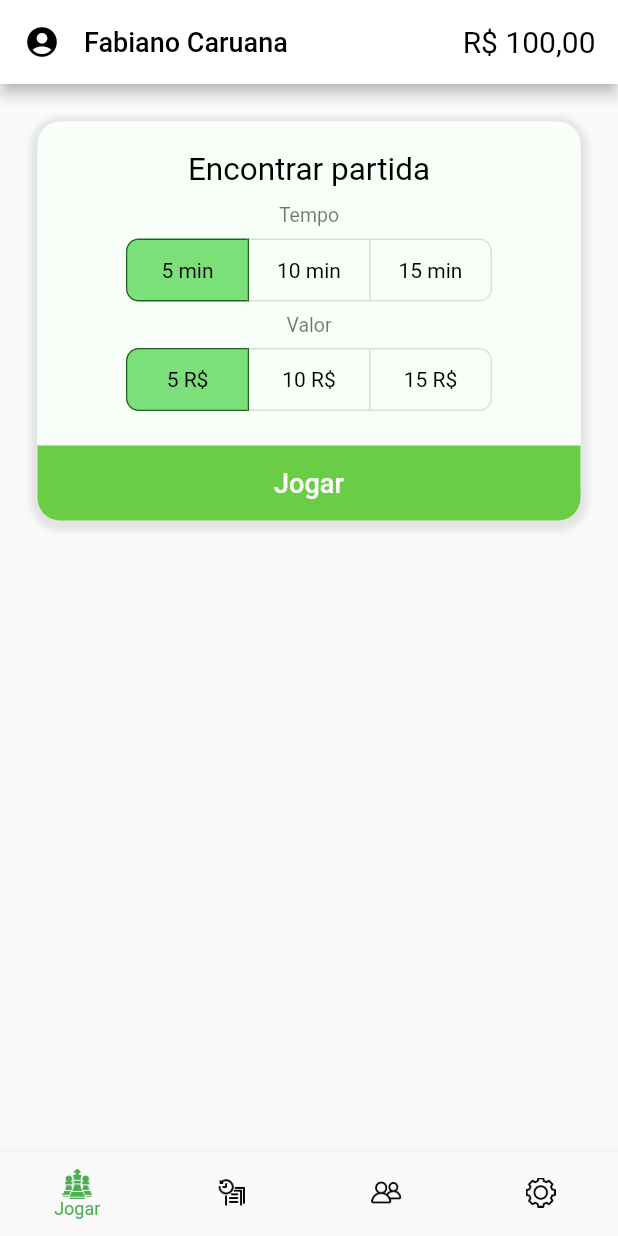
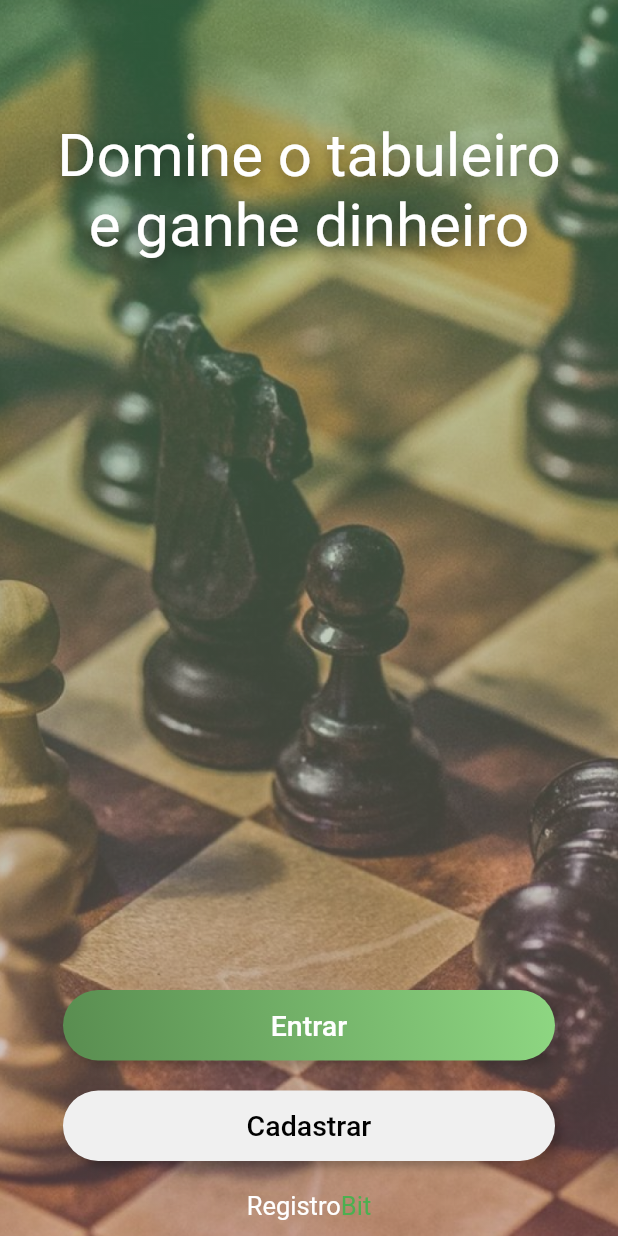
Before and after one commit to BrenoSLima/chesstip, a Flutter app: the screen it shows after launch, on a phone screen of 412 x 824 dp. Run offline on Flutter 3.47's test engine with Material 2 defaults, Android fonts, the phone set to English and light mode, and no system bars; Roboto replaces fonts that are missing (Gothic A1, GowunDodum, Gurajada).

Commit message:
Signup/Login screen

```diff
--- /dev/null
+++ b/lib/components/background_fade.dart
@@ -0,0 +1,22 @@
+import 'package:flutter/material.dart';
+
+class BackgroundFade extends StatelessWidget {
+  @override
+  Widget build(BuildContext context) {
+    return Opacity(
+      opacity: 0.3,
+      child: Container(
+        width: MediaQuery.of(context).size.width,
+        height: MediaQuery.of(context).size.height,
+        clipBehavior: Clip.antiAlias,
+        decoration: const BoxDecoration(
+          gradient: LinearGradient(
+            begin: Alignment(-0.20, -0.98),
+            end: Alignment(0.2, 0.98),
+            colors: [Color(0xFF06942E), Color(0xFF6B2431)],
+          ),
+        ),
+      ),
+    );
+  }
+}
--- /dev/null
+++ b/lib/components/custom_rounded_wide_button.dart
@@ -0,0 +1,46 @@
+import 'package:flutter/material.dart';
+
+class CustomRoundedWideButton extends StatelessWidget {
+  final String text;
+  final Color color;
+  final VoidCallback onPressed;
+
+  CustomRoundedWideButton({
+    required this.text,
+    required this.color,
+    required this.onPressed,
+  });
+
+  @override
+  Widget build(BuildContext context) {
+    return Container(
+      width: 328,
+      height: 47,
+      clipBehavior: Clip.antiAlias,
+      decoration: ShapeDecoration(
+        color: Color(0xFFF0F0F0),
+        shape: RoundedRectangleBorder(
+          borderRadius: BorderRadius.circular(100),
+        ),
+        shadows: [
+          BoxShadow(
+            color: color,
+            blurRadius: 4,
+            offset: Offset(4, 4),
+            spreadRadius: 0,
+          )
+        ],
+      ),
+      child: MaterialButton(
+        onPressed: onPressed,
+        child: Text(
+          text,
+          style: const TextStyle(
+            color: Colors.black,
+            fontSize: 19.0,
+          ),
+        ),
+      ),
+    );
+  }
+}
--- /dev/null
+++ b/lib/components/custom_rounded_wide_button_fade.dart
@@ -0,0 +1,52 @@
+import 'package:flutter/material.dart';
+
+class CustomRoundedWideButtonFade extends StatelessWidget {
+  final String text;
+  final Color firstColor;
+  final Color secondColor;
+  final VoidCallback onPressed;
+
+  CustomRoundedWideButtonFade({
+    required this.text,
+    required this.firstColor,
+    required this.secondColor,
+    required this.onPressed,
+  });
+
+  @override
+  Widget build(BuildContext context) {
+    return Container(
+      width: 328,
+      height: 47,
+      clipBehavior: Clip.antiAlias,
+      decoration: ShapeDecoration(
+        gradient: LinearGradient(
+          begin: Alignment.topRight,
+          end: Alignment.bottomLeft,
+          colors: [firstColor, secondColor],
+        ),
+        shape: RoundedRectangleBorder(
+          borderRadius: BorderRadius.circular(100),
+        ),
+        shadows: const [
+          BoxShadow(
+            color: Color(0x30000000),
+            blurRadius: 4,
+            offset: Offset(5, 4),
+            spreadRadius: 0,
+          )
+        ],
+      ),
+      child: MaterialButton(
+        onPressed: onPressed,
+        child: Text(
+          text,
+          style: const TextStyle(
+            color: Colors.white,
+            fontSize: 19.0,
+          ),
+        ),
+      ),
+    );
+  }
+}
--- /dev/null
+++ b/lib/components/login_signup_title_text.dart
@@ -0,0 +1,27 @@
+import 'package:flutter/material.dart';
+
+class LoginSignupTitleText extends StatelessWidget {
+  @override
+  Widget build(BuildContext context) {
+    return SizedBox(
+      width: 355,
+      child: Text(
+        'Domine o tabuleiro e ganhe dinheiro',
+        textAlign: TextAlign.center,
+        style: TextStyle(
+          color: Colors.white,
+          fontSize: 40,
+          fontFamily: 'GowunDodum',
+          fontWeight: FontWeight.w400,
+          shadows: [
+            Shadow(
+              color: Colors.black.withOpacity(0.4),
+              blurRadius: 10,
+              offset: Offset(0, 4), // Define a posição da sombra (horizontal, vertical)
+            ),
+          ],
+        ),
+      ),
+    );
+  }
+}
--- /dev/null
+++ b/lib/components/logo_white_green.dart
@@ -0,0 +1,36 @@
+import 'package:flutter/material.dart';
+
+class LogoWhiteGreen extends StatelessWidget {
+  @override
+  Widget build(BuildContext context) {
+    return Column(
+      children: const [
+        Text.rich(
+          TextSpan(
+            children: [
+              TextSpan(
+                text: 'Registro',
+                style: TextStyle(
+                  color: Colors.white,
+                  fontSize: 17,
+                  fontFamily: 'Gurajada',
+                  fontWeight: FontWeight.w400,
+                ),
+              ),
+              TextSpan(
+                text: 'Bit',
+                style: TextStyle(
+                  color: Colors.green,
+                  fontSize: 17,
+                  fontFamily: 'Gurajada',
+                  fontWeight: FontWeight.w400,
+                ),
+              ),
+            ],
+          ),
+          textAlign: TextAlign.center,
+        ),
+      ],
+    );
+  }
+}
--- a/lib/main.dart
+++ b/lib/main.dart
@@ -1,5 +1,7 @@
+import 'package:chesstip/components/login_signup_title_text.dart';
 import 'package:chesstip/components/navigation_bar.dart';
 import 'package:chesstip/screens/home.dart';
+import 'package:chesstip/screens/login_signup_screen.dart';
 import 'package:chesstip/screens/play_screen.dart';
 import 'package:flutter/material.dart';
 
@@ -13,9 +15,9 @@ class MyApp extends StatelessWidget {
   // This widget is the root of your application.
   @override
   Widget build(BuildContext context) {
-    return const MaterialApp(
+    return MaterialApp(
       debugShowCheckedModeBanner: false,
-      home: Home(),
+      home: SignupLoginScreen(),
     );
   }
 }
--- /dev/null
+++ b/lib/screens/login_signup_screen.dart
@@ -0,0 +1,77 @@
+import 'package:flutter/material.dart';
+import '../components/custom_rounded_wide_button_fade.dart';
+import '../components/custom_rounded_wide_button.dart';
+import '../components/logo_white_green.dart';
+import '../components/background_fade.dart';
+import '../components/login_signup_title_text.dart';
+import '../forms/form_login.dart';
+import '../forms/form_signup.dart';
+
+class SignupLoginScreen extends StatelessWidget {
+  const SignupLoginScreen({Key? key}) : super(key: key);
+
+  @override
+  Widget build(BuildContext context) {
+    return Scaffold(
+      body: Stack(
+        children: [
+          Opacity(
+            opacity: 0.75,
+            child: Container(
+              decoration: const BoxDecoration(
+                image: DecorationImage(
+                  image: AssetImage('assets/images/bg.png'),
+                  fit: BoxFit
+                      .cover, // Ajusta a imagem para preencher o container
+                ),
+              ),
+            ),
+          ),
+          BackgroundFade(),
+          SingleChildScrollView(
+            child: Center(
+              child: Container(
+                width: MediaQuery.of(context).size.width,
+                height: MediaQuery.of(context).size.height,
+                child: Padding(
+                  padding: const EdgeInsets.only(top: 80, bottom: 10),
+                  child: Column(
+                    mainAxisAlignment: MainAxisAlignment.spaceBetween,
+                    children: [
+                      LoginSignupTitleText(),
+                      Column(
+                        mainAxisAlignment: MainAxisAlignment.center,
+                        crossAxisAlignment: CrossAxisAlignment.center,
+                        children: [
+                          CustomRoundedWideButtonFade(
+                            text: 'Entrar',
+                            firstColor: const Color(0xFF8ED782),
+                            secondColor: const Color(0xFF598D50),
+                            onPressed: () {
+                              FormLogin.show(context, () {});
+                            },
+                          ),
+                          Padding(
+                            padding: const EdgeInsets.only(top: 20, bottom: 20),
+                            child: CustomRoundedWideButton(
+                              text: 'Cadastrar',
+                              color: const Color(0x3F000000),
+                              onPressed: () {
+                                FormSignup.show(context, () {});
+                              },
+                            ),
+                          ),
+                          LogoWhiteGreen(),
+                        ],
+                      ),
+                    ],
+                  ),
+                ),
+              ),
+            ),
+          ),
+        ],
+      ),
+    );
+  }
+}
```
Also changed, not shown: lib/components/esqueci_minha_senha.dart (added, +97 -0 lines), lib/forms/form_login.dart (added, +151 -0 lines), lib/forms/form_signup.dart (added, +180 -0 lines), pubspec.yaml (+7 -0 lines), assets/images/bg.png (added), fonts/Custom_icons.ttf (added), 1 other file.
